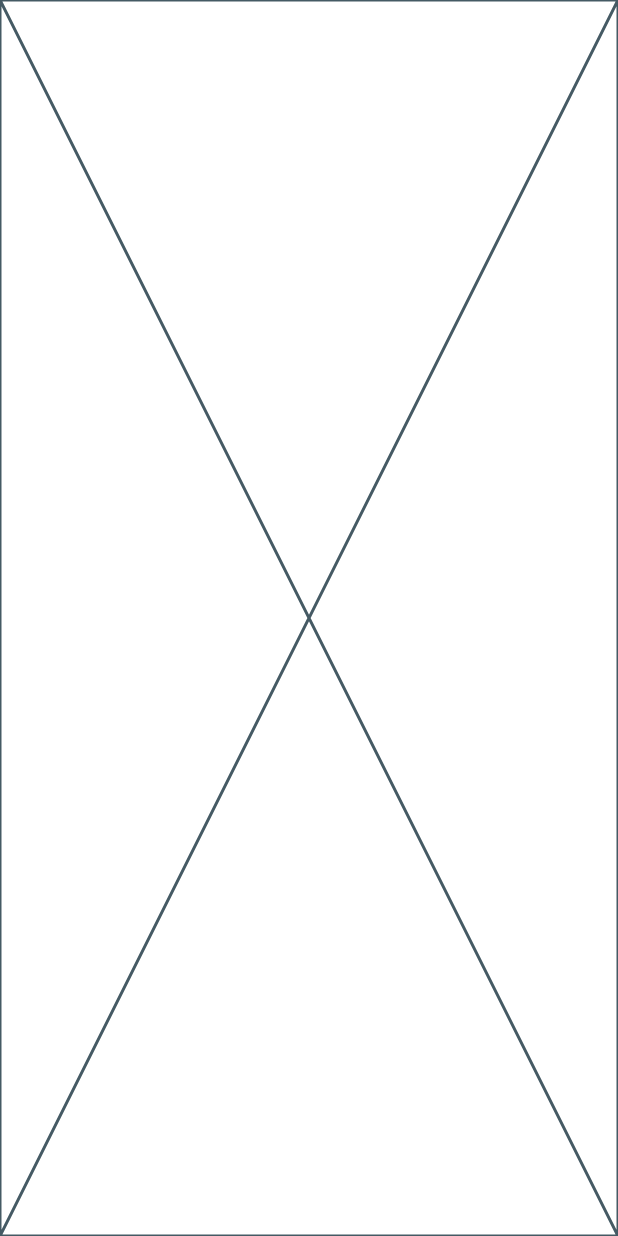
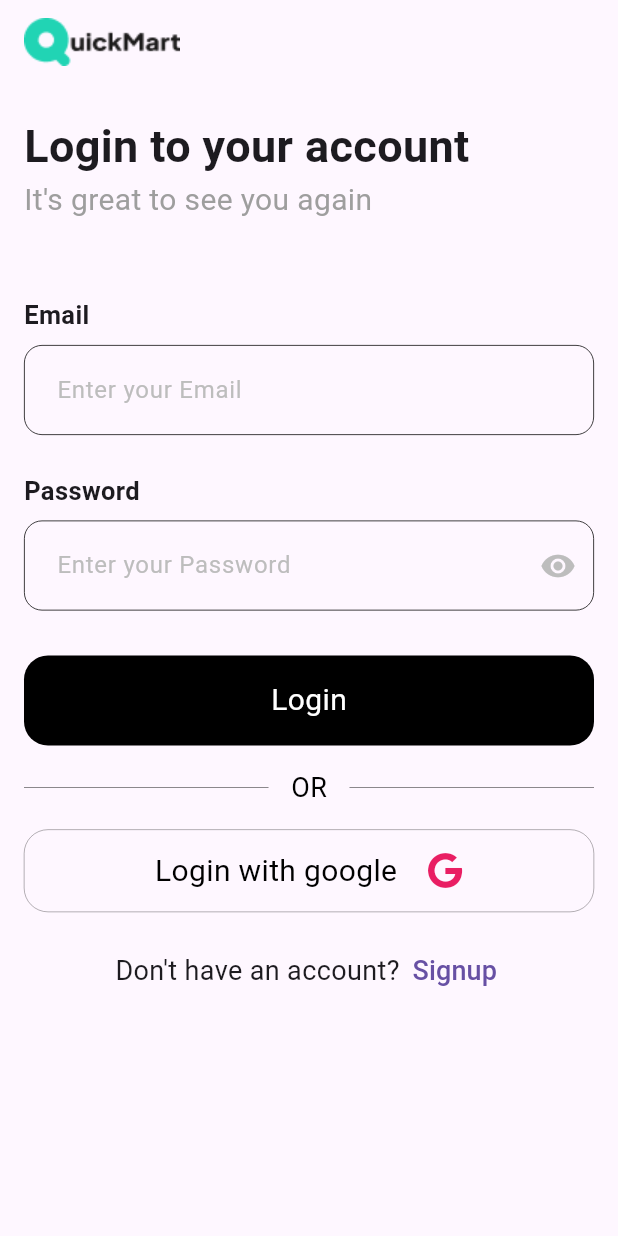
Before and after one commit to osamamorizk/e-shop, a Flutter app: the screen it shows after launch, after a tap on "Next", after a tap on "Skip", on a phone screen of 412 x 824 dp. Run offline on Flutter 3.47's test engine with Material 3 defaults, Android fonts, the phone set to English and light mode, and no system bars; our stand-ins replace font_awesome_flutter, go_router, shared_preferences, smooth_page_indicator.

Commit message:
add lgin view ui

```diff
--- a/lib/core/Routing/app_router.dart
+++ b/lib/core/Routing/app_router.dart
@@ -2,11 +2,12 @@ import 'package:go_router/go_router.dart';
 import 'package:shop_app/core/Routing/routes.dart';
 import 'package:shop_app/core/helpers/consts.dart';
 import 'package:shop_app/feature/home/presentation/views/home_view.dart';
+import 'package:shop_app/feature/login/presentation/views/login_view.dart';
 import 'package:shop_app/feature/onboarding/presentation/views/onboarding_view.dart';
 
 class AppRouter {
   static final GoRouter router = GoRouter(
-    initialLocation: onboard ? Routes.homeView : Routes.onbarding,
+    initialLocation: onboard ? Routes.loginView : Routes.onbarding,
     routes: [
       GoRoute(
         path: Routes.onbarding,
@@ -16,6 +17,10 @@ class AppRouter {
         path: Routes.homeView,
         builder: (context, state) => const HomeView(),
       ),
+      GoRoute(
+        path: Routes.loginView,
+        builder: (context, state) => const LoginView(),
+      ),
     ],
   );
 }
--- a/lib/core/Routing/routes.dart
+++ b/lib/core/Routing/routes.dart
@@ -1,4 +1,6 @@
 abstract class Routes {
   static String onbarding = '/';
   static String homeView = '/home';
+  static String loginView = '/login';
+  static String registerView = '/register';
 }
--- /dev/null
+++ b/lib/core/helpers/styles.dart
@@ -0,0 +1,6 @@
+import 'package:flutter/material.dart';
+
+class Styles {
+  static final styleBold30 =
+      TextStyle(fontSize: 30, fontWeight: FontWeight.bold);
+}
--- a/lib/feature/onboarding/presentation/widgets/custom_button.dart
+++ b/lib/core/widgets/custom_button.dart
@@ -14,14 +14,16 @@ class CustomButton extends StatelessWidget {
     return GestureDetector(
       onTap: onTap,
       child: Container(
-        height: 50,
-        width: 300,
+        height: 60,
+        width: MediaQuery.of(context).size.width,
         decoration: BoxDecoration(
-            borderRadius: BorderRadius.circular(16), color: Colors.black),
+          borderRadius: BorderRadius.circular(16),
+          color: Colors.black,
+        ),
         child: Center(
           child: Text(
             text,
-            style: const TextStyle(fontSize: 18, color: Colors.white),
+            style: const TextStyle(fontSize: 20, color: Colors.white),
           ),
         ),
       ),
--- /dev/null
+++ b/lib/feature/login/presentation/views/login_view.dart
@@ -0,0 +1,15 @@
+import 'package:flutter/material.dart';
+import 'package:shop_app/feature/login/presentation/views/widgets/login_view_body.dart';
+
+class LoginView extends StatelessWidget {
+  const LoginView({super.key});
+
+  @override
+  Widget build(BuildContext context) {
+    return Scaffold(
+        appBar: AppBar(
+          title: Image.asset('assets/images/quickmart.png'),
+        ),
+        body: const LoginViewBody());
+  }
+}
--- /dev/null
+++ b/lib/feature/login/presentation/views/widgets/custom_text_form.dart
@@ -0,0 +1,54 @@
+import 'package:flutter/material.dart';
+
+class CustomTextField extends StatelessWidget {
+  const CustomTextField(
+      {super.key,
+      this.hintText,
+      this.suffixIcon,
+      this.prefixIcon,
+      this.keyboardType,
+      this.label,
+      this.validator,
+      this.controller,
+      this.obscureText = false});
+  final String? hintText;
+  final Widget? suffixIcon;
+  final Widget? prefixIcon;
+  final TextInputType? keyboardType;
+  final Widget? label;
+  final String? Function(String?)? validator;
+  final TextEditingController? controller;
+  final bool obscureText;
+  @override
+  Widget build(BuildContext context) {
+    return TextFormField(
+      obscureText: obscureText,
+      controller: controller,
+      validator: validator,
+      keyboardType: keyboardType,
+      decoration: InputDecoration(
+        contentPadding: const EdgeInsets.all(18),
+        label: label,
+        floatingLabelStyle: const TextStyle(color: Colors.black, fontSize: 20),
+        labelStyle: const TextStyle(color: Colors.grey),
+        prefixIcon: prefixIcon,
+        suffixIcon: suffixIcon,
+        hintText: hintText,
+        hintStyle: TextStyle(color: Colors.grey[400]),
+        enabledBorder: textFieldBorder(),
+        border: textFieldBorder(),
+        focusedBorder:
+            textFieldBorder().copyWith(borderSide: const BorderSide(width: 1)),
+      ),
+    );
+  }
+
+  OutlineInputBorder textFieldBorder() {
+    return const OutlineInputBorder(
+      borderSide: BorderSide(width: .5, color: Colors.black),
+      borderRadius: BorderRadius.all(
+        Radius.circular(12),
+      ),
+    );
+  }
+}
--- /dev/null
+++ b/lib/feature/login/presentation/views/widgets/dont_have_account.dart
@@ -0,0 +1,27 @@
+import 'package:flutter/material.dart';
+
+class DontHaveAccount extends StatelessWidget {
+  const DontHaveAccount({super.key});
+
+  @override
+  Widget build(BuildContext context) {
+    return Row(
+      mainAxisAlignment: MainAxisAlignment.center,
+      children: [
+        const Text(
+          "Don't have an account? ",
+          style: TextStyle(fontSize: 18),
+        ),
+        TextButton(
+          style: const ButtonStyle(
+              padding: WidgetStatePropertyAll(EdgeInsets.zero)),
+          onPressed: () {},
+          child: const Text(
+            'Signup',
+            style: TextStyle(fontSize: 18),
+          ),
+        ),
+      ],
+    );
+  }
+}
--- /dev/null
+++ b/lib/feature/login/presentation/views/widgets/login_view_body.dart
@@ -0,0 +1,68 @@
+import 'package:flutter/material.dart';
+import 'package:shop_app/core/helpers/styles.dart';
+import 'package:shop_app/core/widgets/custom_button.dart';
+import 'package:shop_app/feature/login/presentation/views/widgets/custom_text_form.dart';
+import 'package:shop_app/feature/login/presentation/views/widgets/dont_have_account.dart';
+import 'package:shop_app/feature/login/presentation/views/widgets/login_with_google.dart';
+import 'package:shop_app/feature/login/presentation/views/widgets/or_widget.dart';
+
+class LoginViewBody extends StatelessWidget {
+  const LoginViewBody({super.key});
+
+  @override
+  Widget build(BuildContext context) {
+    return Padding(
+      padding: const EdgeInsets.symmetric(horizontal: 16),
+      child: ListView(
+        children: [
+          const SizedBox(height: 20),
+          Text(
+            "Login to your account",
+            style: Styles.styleBold30,
+          ),
+          const Text(
+            "It's great to see you again",
+            style: TextStyle(
+              fontSize: 20,
+              color: Colors.grey,
+            ),
+          ),
+          const SizedBox(height: 50),
+          Text(
+            "Email",
+            style: Styles.styleBold30.copyWith(
+              fontSize: 17,
+            ),
+          ),
+          const SizedBox(height: 8),
+          const CustomTextField(
+            hintText: 'Enter your Email',
+          ),
+          const SizedBox(height: 25),
+          Text(
+            "Password",
+            style: Styles.styleBold30.copyWith(
+              fontSize: 17,
+            ),
+          ),
+          const SizedBox(height: 8),
+          CustomTextField(
+            hintText: 'Enter your Password',
+            suffixIcon: Icon(
+              Icons.visibility,
+              color: Colors.grey[400],
+            ),
+          ),
+          const SizedBox(height: 30),
+          const CustomButton(text: 'Login'),
+          const SizedBox(height: 15),
+          const OrWidget(),
+          const SizedBox(height: 15),
+          const LoginWithGoogle(),
+          const SizedBox(height: 15),
+          const DontHaveAccount(),
+        ],
+      ),
+    );
+  }
+}
--- /dev/null
+++ b/lib/feature/login/presentation/views/widgets/login_with_google.dart
@@ -0,0 +1,37 @@
+import 'package:flutter/material.dart';
+import 'package:font_awesome_flutter/font_awesome_flutter.dart';
+
+class LoginWithGoogle extends StatelessWidget {
+  const LoginWithGoogle({super.key, this.onTap});
+  final void Function()? onTap;
+  @override
+  Widget build(BuildContext context) {
+    return GestureDetector(
+      onTap: onTap,
+      child: Container(
+        height: 55,
+        width: MediaQuery.of(context).size.width,
+        decoration: BoxDecoration(
+          border: Border.all(width: .2),
+          borderRadius: BorderRadius.circular(16),
+        ),
+        child: const Row(
+          mainAxisAlignment: MainAxisAlignment.center,
+          children: [
+            Text(
+              'Login with google',
+              style: TextStyle(fontSize: 20, color: Colors.black),
+            ),
+            SizedBox(
+              width: 20,
+            ),
+            Icon(
+              FontAwesomeIcons.google,
+              color: Colors.pink,
+            )
+          ],
+        ),
+      ),
+    );
+  }
+}
--- /dev/null
+++ b/lib/feature/login/presentation/views/widgets/or_widget.dart
@@ -0,0 +1,31 @@
+import 'package:flutter/material.dart';
+
+class OrWidget extends StatelessWidget {
+  const OrWidget({super.key});
+
+  @override
+  Widget build(BuildContext context) {
+    return Row(children: <Widget>[
+      Expanded(
+        child: Container(
+            margin: const EdgeInsets.only(left: 0, right: 15),
+            child: const Divider(
+              color: Colors.black,
+              thickness: .3,
+            )),
+      ),
+      const Text(
+        "OR",
+        style: TextStyle(color: Colors.black, fontSize: 18),
+      ),
+      Expanded(
+        child: Container(
+            margin: const EdgeInsets.only(left: 15, right: 0),
+            child: const Divider(
+              color: Colors.black,
+              thickness: .3,
+            )),
+      ),
+    ]);
+  }
+}
--- a/lib/feature/onboarding/presentation/views/onboarding_view.dart
+++ b/lib/feature/onboarding/presentation/views/onboarding_view.dart
@@ -3,9 +3,9 @@ import 'package:go_router/go_router.dart';
 import 'package:shop_app/core/Routing/routes.dart';
 import 'package:shop_app/core/helpers/cashe_hlper.dart';
 import 'package:shop_app/feature/onboarding/onboard_consts.dart';
-import 'package:shop_app/feature/onboarding/presentation/widgets/custom_button.dart';
-import 'package:shop_app/feature/onboarding/presentation/widgets/custom_indicator.dart';
-import 'package:shop_app/feature/onboarding/presentation/widgets/onboarding_item.dart';
+import 'package:shop_app/feature/onboarding/presentation/views/widgets/custom_onboarding_button.dart';
+import 'package:shop_app/feature/onboarding/presentation/views/widgets/custom_indicator.dart';
+import 'package:shop_app/feature/onboarding/presentation/views/widgets/onboarding_item.dart';
 
 class OnboardingView extends StatefulWidget {
   const OnboardingView({super.key});
@@ -27,7 +27,7 @@ class _OnboardingViewState extends State<OnboardingView> {
         actions: [
           TextButton(
               onPressed: () async {
-                GoRouter.of(context).go(Routes.homeView);
+                GoRouter.of(context).go(Routes.loginView);
                 await CasheHlper.saveData(key: 'onboarding', value: true);
               },
               child: const Text(
@@ -66,11 +66,11 @@ class _OnboardingViewState extends State<OnboardingView> {
                 },
               ),
             ),
-            CustomButton(
+            CustomOnboardButton(
               onTap: () async {
                 if (isLast) {
                   await CasheHlper.saveData(key: 'onboarding', value: true);
-                  GoRouter.of(context).go(Routes.homeView);
+                  GoRouter.of(context).go(Routes.loginView);
                 } else {
                   pageController.nextPage(
                       duration: const Duration(milliseconds: 500),
--- /dev/null
+++ b/lib/feature/onboarding/presentation/views/widgets/custom_onboarding_button.dart
@@ -0,0 +1,30 @@
+import 'package:flutter/material.dart';
+
+class CustomOnboardButton extends StatelessWidget {
+  const CustomOnboardButton({
+    super.key,
+    this.onTap,
+    required this.text,
+  });
+
+  final void Function()? onTap;
+  final String text;
+  @override
+  Widget build(BuildContext context) {
+    return GestureDetector(
+      onTap: onTap,
+      child: Container(
+        height: 50,
+        width: 300,
+        decoration: BoxDecoration(
+            borderRadius: BorderRadius.circular(16), color: Colors.black),
+        child: Center(
+          child: Text(
+            text,
+            style: const TextStyle(fontSize: 18, color: Colors.white),
+          ),
+        ),
+      ),
+    );
+  }
+}
--- a/lib/feature/onboarding/presentation/widgets/onboarding_item.dart
+++ b/lib/feature/onboarding/presentation/views/widgets/onboarding_item.dart
@@ -1,6 +1,6 @@
 import 'package:flutter/material.dart';
 import 'package:shop_app/feature/onboarding/data/models/on_boarding_model.dart';
-import 'package:shop_app/feature/onboarding/presentation/widgets/custom_stack.dart';
+import 'package:shop_app/feature/onboarding/presentation/views/widgets/custom_stack.dart';
 
 class CustomOnboardingItem extends StatelessWidget {
   const CustomOnboardingItem({
--- a/lib/main.dart
+++ b/lib/main.dart
@@ -2,7 +2,6 @@ import 'package:flutter/material.dart';
 import 'package:shop_app/core/Routing/app_router.dart';
 import 'package:shop_app/core/helpers/cashe_hlper.dart';
 import 'package:shop_app/core/helpers/consts.dart';
-import 'package:shop_app/feature/onboarding/presentation/views/onboarding_view.dart';
 
 void main() async {
   WidgetsFlutterBinding.ensureInitialized();
--- a/pubspec.yaml
+++ b/pubspec.yaml
@@ -32,6 +32,7 @@ dependencies:
   flutter:
     sdk: flutter
   flutter_native_splash: ^2.4.1
+  font_awesome_flutter: ^10.7.0
   go_router: ^14.2.7
   shared_preferences: ^2.3.2
   smooth_page_indicator: ^1.2.0+3
```
Also changed, not shown: lib/feature/onboarding/presentation/views/widgets/custom_indicator.dart (renamed from lib/feature/onboarding/presentation/widgets/custom_indicator.dart), lib/feature/onboarding/presentation/views/widgets/custom_stack.dart (renamed from lib/feature/onboarding/presentation/widgets/custom_stack.dart), pubspec.lock.
